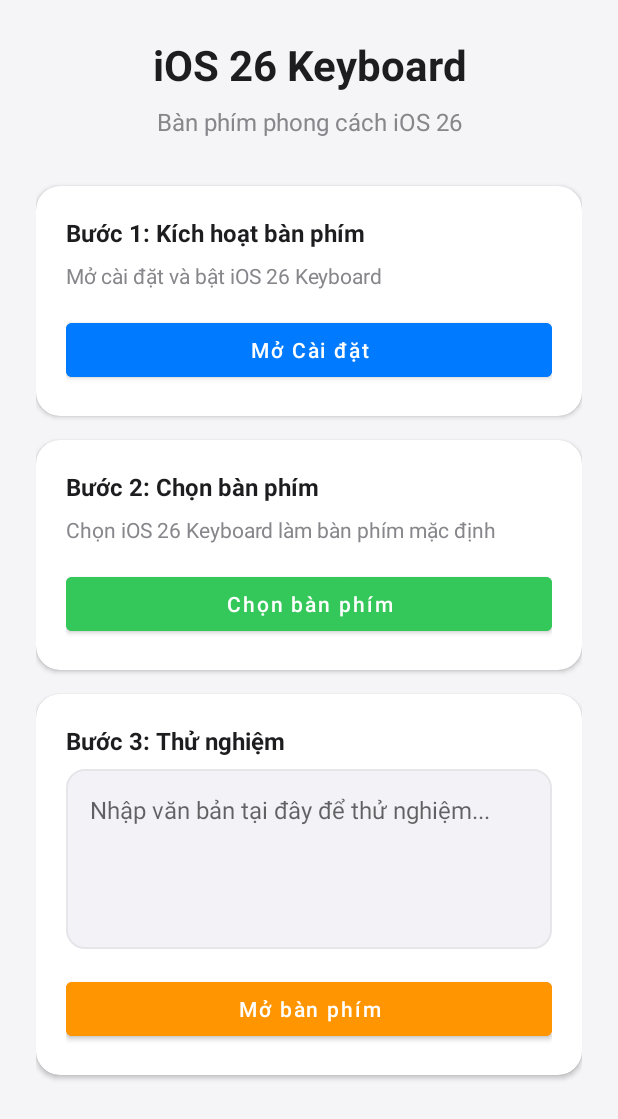
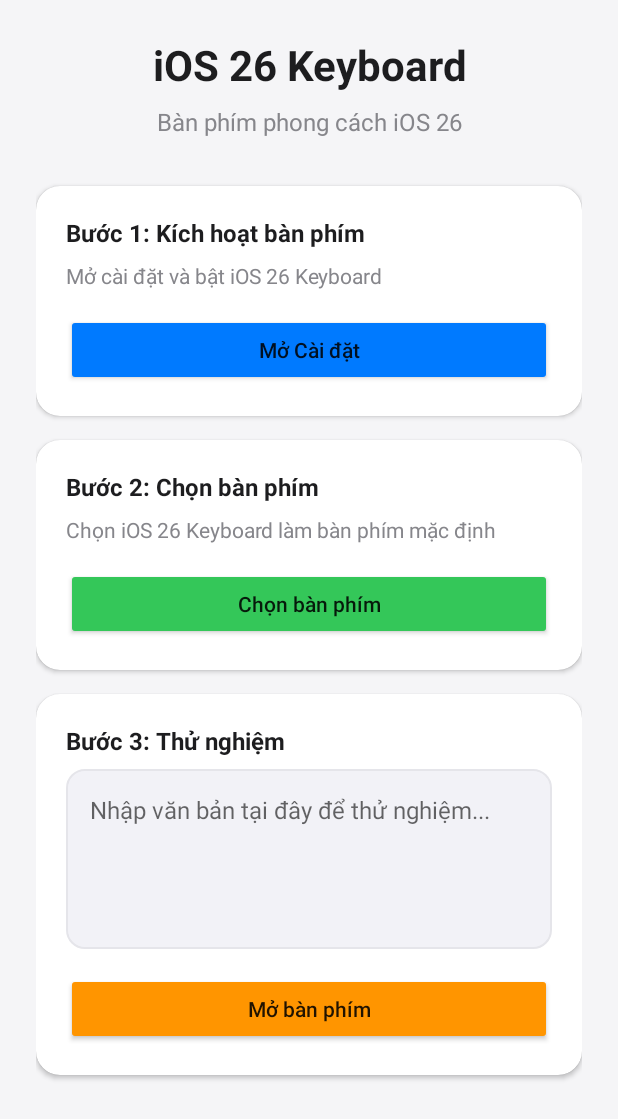
Before and after one commit to danhtrinhdevelopermay/Keyboard26, an Android app: the screen it shows after launch (MainActivity), after a tap on "Mở bàn phím", on a phone screen of 412 x 824 dp. Shown: the top 1119 px of the screen. Run offline under Robolectric (Android 15) with nearby library versions, the phone set to English and light mode, and no system bars.

Commit message:
Update app theme and improve keyboard functionality for stability
Simplify the app's theme to AppCompat.DayNight, add CardView dependency, remove Blurry library, and refactor MainActivity to improve keyboard interaction and fix potential crashes. Also, introduce dark mode resources for a better user experience.

Replit-Commit-Author: Agent
Replit-Commit-Session-Id: b017a667-a6e7-46d4-81b7-7567519d9827
Replit-Commit-Checkpoint-Type: intermediate_checkpoint
Replit-Commit-Event-Id: 73caf6b1-ecd8-44c2-abee-b93b769e6eef

```diff
--- a/android-keyboard/app/build.gradle.kts
+++ b/android-keyboard/app/build.gradle.kts
@@ -65,7 +65,7 @@ dependencies {
     implementation("androidx.core:core-ktx:1.12.0")
     implementation("androidx.appcompat:appcompat:1.6.1")
     implementation("com.google.android.material:material:1.11.0")
+    implementation("androidx.cardview:cardview:1.0.0")
     implementation("androidx.constraintlayout:constraintlayout:2.1.4")
     implementation("androidx.lifecycle:lifecycle-runtime-ktx:2.7.0")
-    implementation("jp.wasabeef:blurry:4.0.1")
 }
--- a/android-keyboard/app/src/main/java/com/ios26keyboard/MainActivity.kt
+++ b/android-keyboard/app/src/main/java/com/ios26keyboard/MainActivity.kt
@@ -14,23 +14,25 @@ class MainActivity : AppCompatActivity() {
     override fun onCreate(savedInstanceState: Bundle?) {
         super.onCreate(savedInstanceState)
         setContentView(R.layout.activity_main)
+        setupViews()
+        checkKeyboardStatus()
+    }
 
-        findViewById<Button>(R.id.btn_enable_keyboard).setOnClickListener {
+    private fun setupViews() {
+        findViewById<Button>(R.id.btn_enable_keyboard)?.setOnClickListener {
             openKeyboardSettings()
         }
 
-        findViewById<Button>(R.id.btn_select_keyboard).setOnClickListener {
+        findViewById<Button>(R.id.btn_select_keyboard)?.setOnClickListener {
             showKeyboardPicker()
         }
 
-        findViewById<Button>(R.id.btn_test_keyboard).setOnClickListener {
+        findViewById<Button>(R.id.btn_test_keyboard)?.setOnClickListener {
             val editText = findViewById<EditText>(R.id.edit_test)
-            editText.requestFocus()
-            val imm = getSystemService(INPUT_METHOD_SERVICE) as InputMethodManager
-            imm.showSoftInput(editText, InputMethodManager.SHOW_IMPLICIT)
+            editText?.requestFocus()
+            val imm = getSystemService(INPUT_METHOD_SERVICE) as? InputMethodManager
+            imm?.showSoftInput(editText, InputMethodManager.SHOW_IMPLICIT)
         }
-
-        checkKeyboardStatus()
     }
 
     private fun openKeyboardSettings() {
--- a/android-keyboard/app/src/main/java/com/ios26keyboard/view/KeyboardView.kt
+++ b/android-keyboard/app/src/main/java/com/ios26keyboard/view/KeyboardView.kt
@@ -2,12 +2,10 @@ package com.ios26keyboard.view
 
 import android.annotation.SuppressLint
 import android.content.Context
-import android.graphics.*
-import android.renderscript.*
+import android.graphics.Typeface
 import android.util.AttributeSet
 import android.view.LayoutInflater
 import android.view.MotionEvent
-import android.view.View
 import android.widget.FrameLayout
 import android.widget.ImageView
 import android.widget.LinearLayout
--- /dev/null
+++ b/android-keyboard/app/src/main/res/values-night/themes.xml
@@ -0,0 +1,9 @@
+<?xml version="1.0" encoding="utf-8"?>
+<resources>
+    <style name="Theme.iOS26Keyboard" parent="Theme.AppCompat.DayNight.NoActionBar">
+        <item name="colorPrimary">@color/accent_blue</item>
+        <item name="colorPrimaryDark">@color/accent_blue</item>
+        <item name="colorAccent">@color/accent_blue</item>
+        <item name="android:windowBackground">@color/black</item>
+    </style>
+</resources>
--- a/android-keyboard/app/src/main/res/values/themes.xml
+++ b/android-keyboard/app/src/main/res/values/themes.xml
@@ -1,10 +1,10 @@
 <?xml version="1.0" encoding="utf-8"?>
 <resources>
-    <style name="Theme.iOS26Keyboard" parent="Theme.MaterialComponents.DayNight.NoActionBar">
+    <style name="Theme.iOS26Keyboard" parent="Theme.AppCompat.DayNight.NoActionBar">
         <item name="colorPrimary">@color/accent_blue</item>
-        <item name="colorPrimaryVariant">@color/accent_blue_light</item>
-        <item name="colorOnPrimary">@color/white</item>
-        <item name="android:windowBackground">@color/keyboard_bg_light</item>
+        <item name="colorPrimaryDark">@color/accent_blue</item>
+        <item name="colorAccent">@color/accent_blue</item>
+        <item name="android:windowBackground">@color/white</item>
     </style>
 
     <style name="KeyStyle">
```
Also changed, not shown: android-keyboard/app/src/main/res/values-night/colors.xml (added, +11 -0 lines).
